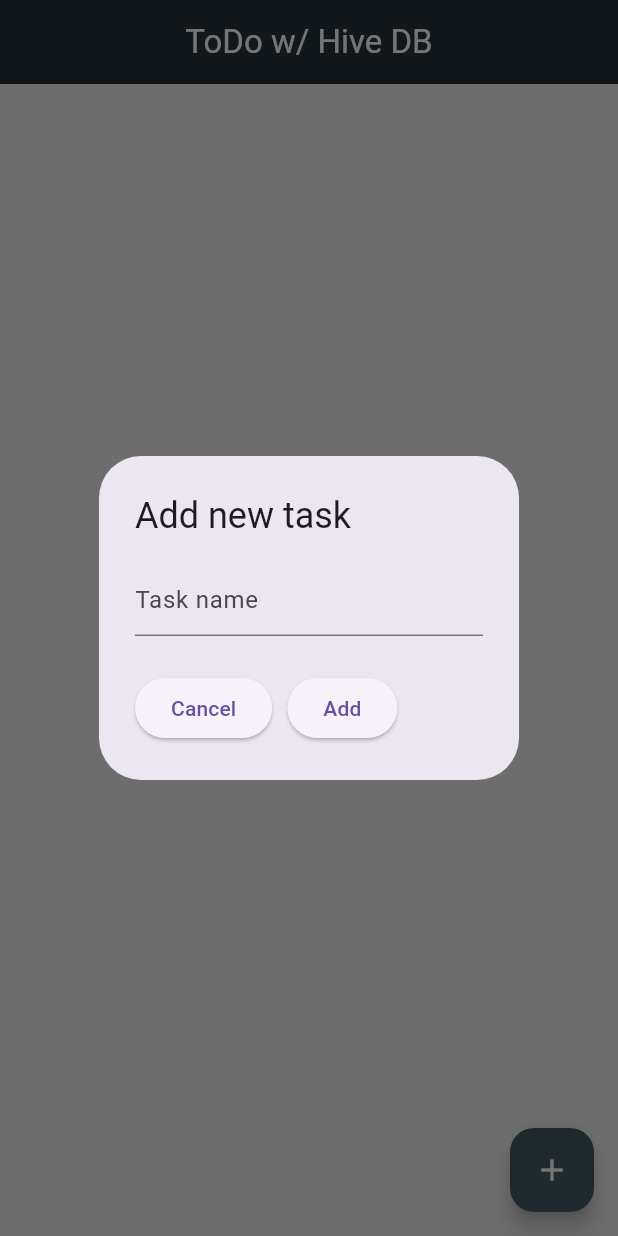
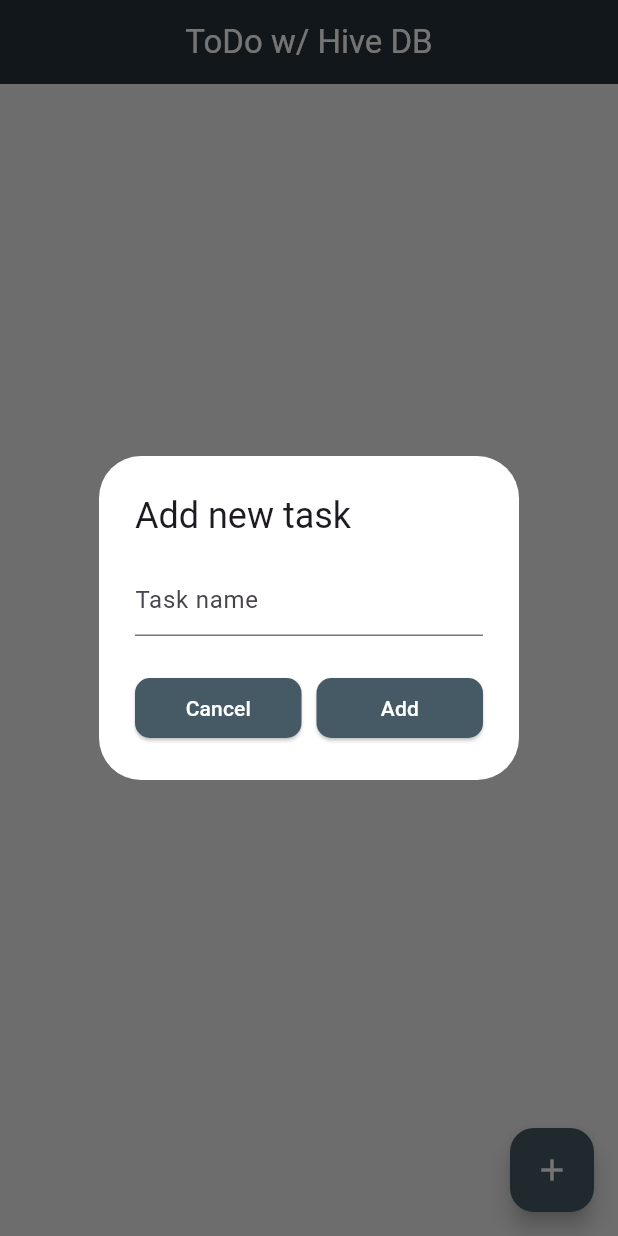
Before and after one commit to devLusk/flutter-hive-example, a Flutter app: the screen it shows after launch, after a tap on the "add" icon, on a phone screen of 412 x 824 dp. Run offline on Flutter 3.47's test engine with Material 3 defaults, Android fonts, the phone set to English and light mode, and no system bars; missing offline and left inert: hive_local_storage; accounts and stored records are empty; statements that could not run were skipped.

Commit message:
decorating dialog box

```diff
--- a/lib/util/dialog_box.dart
+++ b/lib/util/dialog_box.dart
@@ -13,6 +13,7 @@ class DialogBox extends StatelessWidget {
   @override
   Widget build(BuildContext context) {
     return AlertDialog(
+      backgroundColor: Colors.white,
       title: Text("Add new task"),
       content: TextField(
         controller: textController,
@@ -20,25 +21,44 @@ class DialogBox extends StatelessWidget {
       ),
       actions: [
         Row(
+          mainAxisAlignment: MainAxisAlignment.spaceBetween,
           children: [
             // Cancel button
-            ElevatedButton(
+            Expanded(
+              child: ElevatedButton(
+                style: ElevatedButton.styleFrom(
+                  backgroundColor: Colors.blueGrey[700],
+                  foregroundColor: Colors.white,
+                  shape: RoundedRectangleBorder(
+                    borderRadius: BorderRadius.circular(10),
+                  ),
+                ),
                 onPressed: () {
                   Navigator.pop(context);
                   textController.clear();
                 },
                 child: Text("Cancel"),
               ),
+            ),
 
             SizedBox(width: 10),
 
             // Add button
-            ElevatedButton(
+            Expanded(
+              child: ElevatedButton(
+                style: ElevatedButton.styleFrom(
+                  backgroundColor: Colors.blueGrey[700],
+                  foregroundColor: Colors.white,
+                  shape: RoundedRectangleBorder(
+                    borderRadius: BorderRadius.circular(10),
+                  ),
+                ),
                 onPressed: () {
                   Navigator.pop(context);
                   onAdd();
                 },
                 child: Text("Add"),
+              ),
             ),
           ],
         ),
```
Lines whose indentation alone changed are shown as unchanged.
